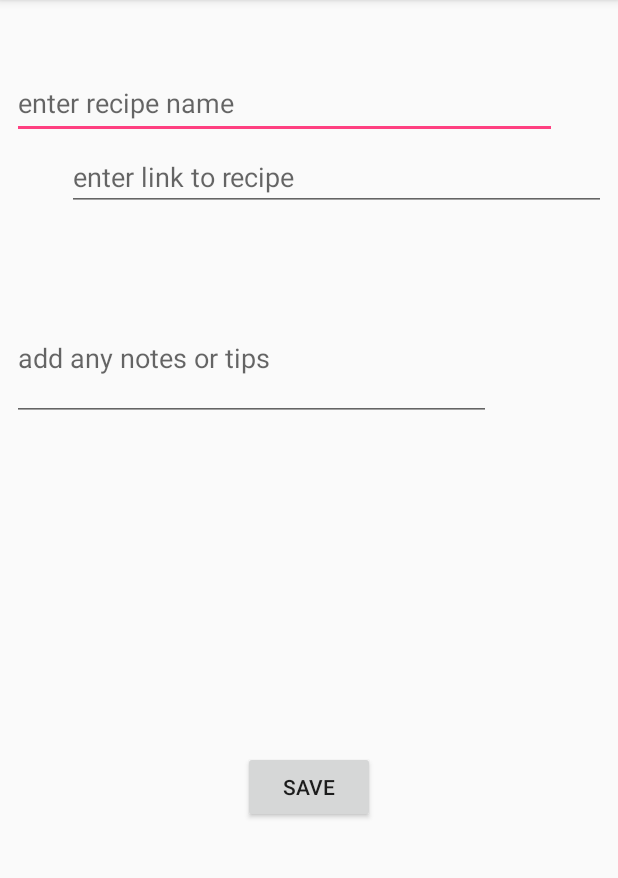
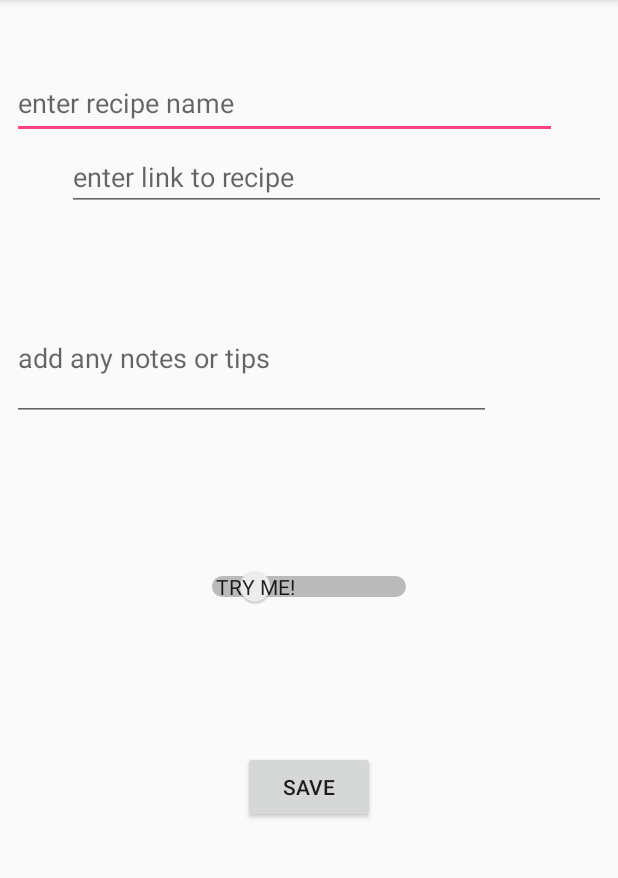
Before and after one commit to reidch/Android_recipe_list_app, an Android app: the AddRecipeActivity screen opened directly, with no data from a screen before it, on a phone screen of 412 x 824 dp, the part 84-962 px from its top. Run offline under Robolectric (Android 15) with nearby library versions, the phone set to English and light mode, and no system bars.

Commit message:
amends Sunday evening

```diff
--- a/Taste_List/app/src/main/res/layout/activity_add_recipe.xml
+++ b/Taste_List/app/src/main/res/layout/activity_add_recipe.xml
@@ -74,4 +74,23 @@
         app:layout_constraintLeft_toLeftOf="parent"
         app:layout_constraintRight_toRightOf="parent"
         app:layout_constraintTop_toBottomOf="@+id/notes" />
+
+    <Switch
+        android:id="@+id/switch1"
+        android:layout_width="wrap_content"
+        android:layout_height="wrap_content"
+        android:layout_marginBottom="8dp"
+        android:layout_marginLeft="8dp"
+        android:layout_marginRight="8dp"
+        android:layout_marginTop="8dp"
+        android:checked="false"
+        android:showText="true"
+        android:textOff="try me!"
+        android:textOn="favourite"
+        android:textSize="24sp"
+        app:layout_constraintBottom_toTopOf="@+id/add_recipe"
+        app:layout_constraintLeft_toLeftOf="parent"
+        app:layout_constraintRight_toRightOf="parent"
+        app:layout_constraintTop_toBottomOf="@+id/notes" />
+
 </android.support.constraint.ConstraintLayout>
--- a/Taste_List/app/src/main/res/layout/recipe_item.xml
+++ b/Taste_List/app/src/main/res/layout/recipe_item.xml
@@ -9,15 +9,15 @@
 
     <TextView
         android:id="@+id/name"
-        android:layout_width="315dp"
-        android:layout_height="41dp"
+        android:layout_width="331dp"
+        android:layout_height="44dp"
         android:layout_marginBottom="8dp"
         android:layout_marginLeft="8dp"
         android:layout_marginRight="8dp"
         android:layout_marginTop="69dp"
         android:textSize="24sp"
         app:layout_constraintBottom_toBottomOf="parent"
-        app:layout_constraintHorizontal_bias="0.339"
+        app:layout_constraintHorizontal_bias="0.055"
         app:layout_constraintLeft_toLeftOf="parent"
         app:layout_constraintRight_toRightOf="parent"
         app:layout_constraintTop_toTopOf="parent"
```
Also changed, not shown: Taste_List/app/src/main/java/com/example/carolinereid/taste_list/DBHelper.java (+16 -0 lines), Taste_List/app/src/main/java/com/example/carolinereid/taste_list/HomeActivity.java (+7 -0 lines), Taste_List/app/src/main/res/layout/activity_recipe.xml (+9 -2 lines), Taste_List/app/src/main/java/com/example/carolinereid/taste_list/RecipeActivity.java (line endings or trailing spaces), 1 other file.
